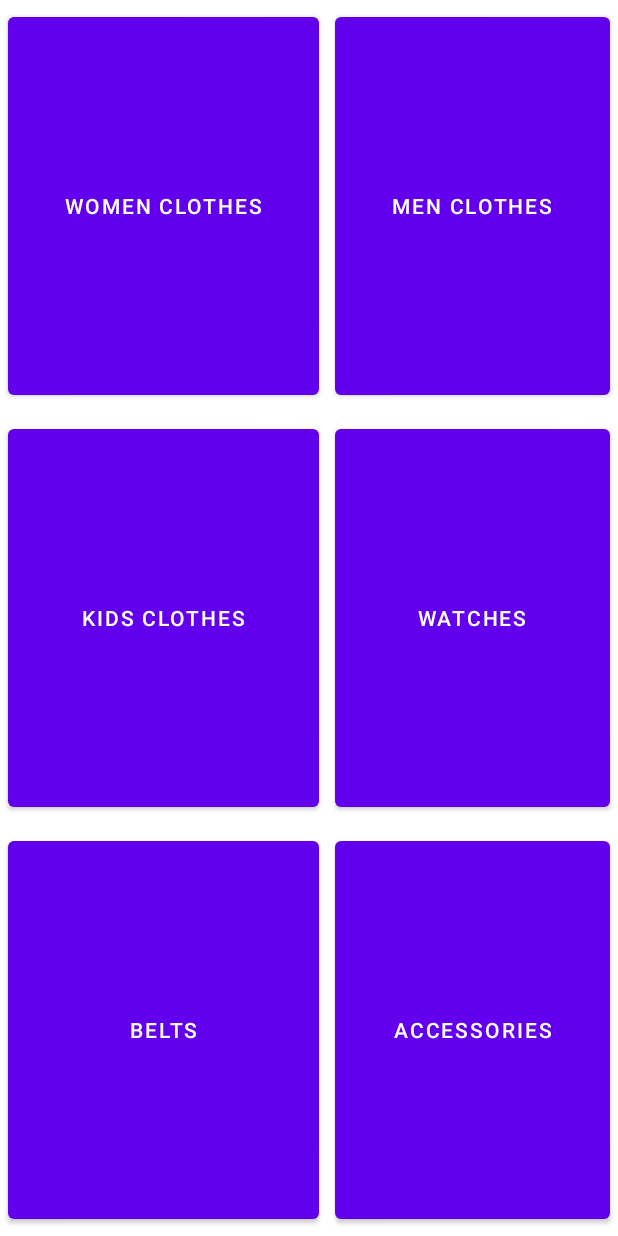
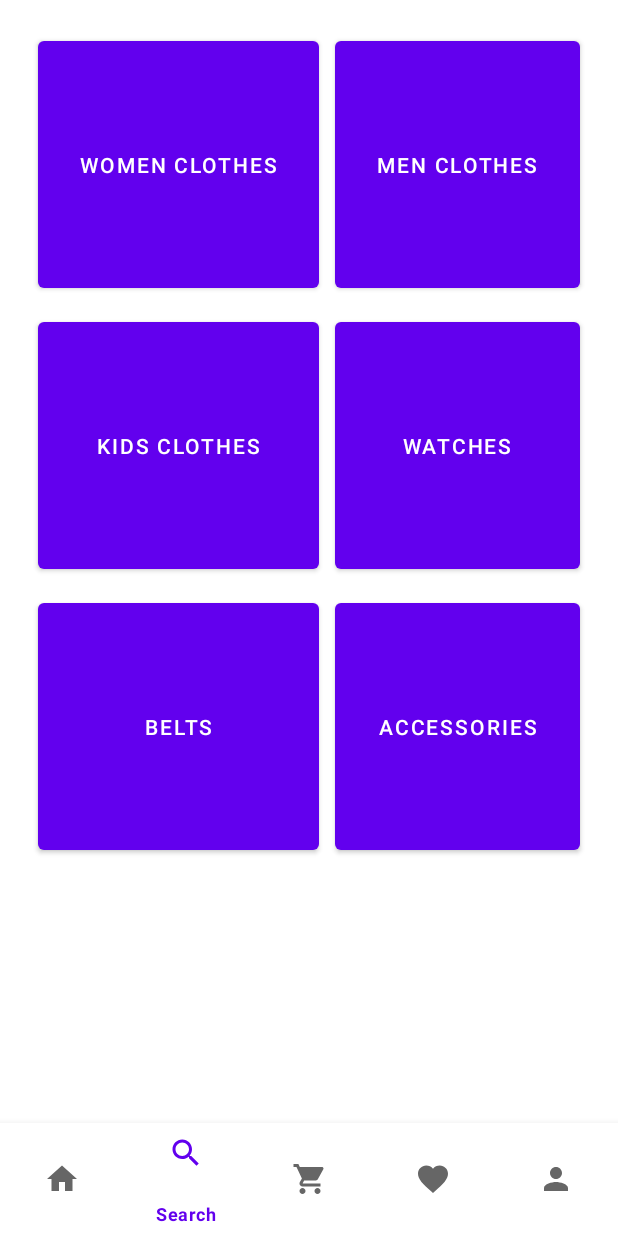
Before and after one commit to Android-SSD-Coders/thrifty, an Android app: the Categories screen opened directly, with no data from a screen before it, on a phone screen of 412 x 824 dp. Run offline under Robolectric (Android 15) with nearby library versions, the phone set to English and light mode, and no system bars.

Commit message:
tuesday latest + some enhancements

```diff
--- a/app/src/main/java/com/example/thrifty/Categories.java
+++ b/app/src/main/java/com/example/thrifty/Categories.java
@@ -1,19 +1,35 @@
 package com.example.thrifty;
 
 import androidx.appcompat.app.AppCompatActivity;
+import androidx.recyclerview.widget.RecyclerView;
 
 import android.content.Intent;
 import android.os.Bundle;
 import android.widget.Button;
+import android.widget.EditText;
+import android.widget.ImageView;
+import android.widget.Toolbar;
+
+import com.google.android.material.bottomnavigation.BottomNavigationItemView;
+import com.google.android.material.bottomnavigation.BottomNavigationView;
 
 public class Categories extends AppCompatActivity {
 
     Button btnWomen, btnMen, btnKids, btnWatches, btnBelts, btnAccessories;
 
+    private Toolbar toolbar;
+    private EditText searchBar;
+    private ImageView btnSearch;
+    private BottomNavigationView bottomNavigationView;
+    private RecyclerView recyclerView;
+
     @Override
     protected void onCreate(Bundle savedInstanceState) {
         super.onCreate(savedInstanceState);
         setContentView(R.layout.activity_categories);
+
+        initViews();
+        bottomNav();
 
         btnWomen = findViewById(R.id.btnWomen);
         btnMen = findViewById(R.id.btnMen);
@@ -48,4 +64,41 @@ public class Categories extends AppCompatActivity {
         });
 
     }
+    public void bottomNav(){
+        BottomNavigationView bottomNavigationView = findViewById(R.id.bottomNavigationView);
+        bottomNavigationView.setSelectedItemId(R.id.search);
+        BottomNavigationItemView homeNav = findViewById(R.id.homeNav);
+        BottomNavigationItemView search = findViewById(R.id.search);
+        BottomNavigationItemView profile = findViewById(R.id.profile);
+//        BottomNavigationItemView cart = findViewById(R.id.cart);
+//        BottomNavigationItemView wishlist = findViewById(R.id.wishlist);
+
+        search.setOnClickListener(view -> {
+            Intent intent = new Intent(getApplicationContext(), Categories.class);
+            intent.setFlags(Intent.FLAG_ACTIVITY_CLEAR_TASK| Intent.FLAG_ACTIVITY_NEW_TASK);
+            startActivity(intent);
+        });
+
+        homeNav.setOnClickListener(view -> {
+            Intent intent = new Intent(getApplicationContext(), MainActivity.class);
+            intent.setFlags(Intent.FLAG_ACTIVITY_CLEAR_TASK| Intent.FLAG_ACTIVITY_NEW_TASK);
+            startActivity(intent);
+        });
+
+        profile.setOnClickListener(view -> {
+            Intent intent = new Intent(getApplicationContext(), Profile.class);
+            intent.setFlags(Intent.FLAG_ACTIVITY_CLEAR_TASK| Intent.FLAG_ACTIVITY_NEW_TASK);
+            startActivity(intent);
+        });
+
+    }
+
+    private void initViews() {
+        toolbar = findViewById(R.id.toolbar);
+        searchBar = findViewById(R.id.searchBox);
+        btnSearch = findViewById(R.id.btnSearch);
+        bottomNavigationView = findViewById(R.id.bottomNavigationView);
+        recyclerView = findViewById(R.id.recViewSearchResults);
+    }
+
 }
--- a/app/src/main/java/com/example/thrifty/Profile.java
+++ b/app/src/main/java/com/example/thrifty/Profile.java
@@ -91,7 +91,7 @@ public class Profile extends AppCompatActivity {
 //        BottomNavigationItemView profile = findViewById(R.id.profile);
 
         search.setOnClickListener(view -> {
-            Intent intent = new Intent(getApplicationContext(), SearchActivity.class);
+            Intent intent = new Intent(getApplicationContext(), Categories.class);
             intent.setFlags(Intent.FLAG_ACTIVITY_CLEAR_TASK| Intent.FLAG_ACTIVITY_NEW_TASK);
             startActivity(intent);
         });
--- a/app/src/main/java/com/example/thrifty/adapters/AccessoriesAdapter.java
+++ b/app/src/main/java/com/example/thrifty/adapters/AccessoriesAdapter.java
@@ -12,6 +12,7 @@ import androidx.recyclerview.widget.RecyclerView;
 import com.amplifyframework.datastore.generated.model.Product;
 import com.example.thrifty.Accessories;
 import com.example.thrifty.MainActivity;
+import com.example.thrifty.ProductView;
 import com.example.thrifty.R;
 
 import java.util.List;
@@ -32,16 +33,19 @@ public class AccessoriesAdapter extends RecyclerView.Adapter<AccessoriesAdapter.
         holder.product = products.get(position);
         TextView title = holder.itemView.findViewById(R.id.titlefrag1);
         TextView category = holder.itemView.findViewById(R.id.categoryfrag);
+        TextView price = holder.itemView.findViewById(R.id.price);
 
         title.setText(holder.product.getTitle());
         category.setText(holder.product.getCategoryId());
+        price.setText(holder.product.getPrice());
 
         holder.itemView.setOnClickListener(new View.OnClickListener() {
             @Override
             public void onClick(View view) {
-                Intent goToDetails = new Intent(view.getContext(), MainActivity.class);
+                Intent goToDetails = new Intent(view.getContext(), ProductView.class);
                 goToDetails.putExtra("Title",products.get(position).getTitle());
                 goToDetails.putExtra("category",products.get(position).getCategoryId());
+                goToDetails.putExtra("price", products.get(position).getPrice());
 
                 view.getContext().startActivity(goToDetails);
             }
--- a/app/src/main/java/com/example/thrifty/adapters/BeltsAdapter.java
+++ b/app/src/main/java/com/example/thrifty/adapters/BeltsAdapter.java
@@ -12,6 +12,7 @@ import androidx.recyclerview.widget.RecyclerView;
 import com.amplifyframework.datastore.generated.model.Product;
 import com.example.thrifty.Belts;
 import com.example.thrifty.MainActivity;
+import com.example.thrifty.ProductView;
 import com.example.thrifty.R;
 
 import java.util.List;
@@ -32,16 +33,19 @@ public class BeltsAdapter extends RecyclerView.Adapter<BeltsAdapter.CategorizedP
         holder.product = products.get(position);
         TextView title = holder.itemView.findViewById(R.id.titlefrag1);
         TextView category = holder.itemView.findViewById(R.id.categoryfrag);
+        TextView price = holder.itemView.findViewById(R.id.price);
 
         title.setText(holder.product.getTitle());
         category.setText(holder.product.getCategoryId());
+        price.setText(holder.product.getPrice());
 
         holder.itemView.setOnClickListener(new View.OnClickListener() {
             @Override
             public void onClick(View view) {
-                Intent goToDetails = new Intent(view.getContext(), MainActivity.class);
+                Intent goToDetails = new Intent(view.getContext(), ProductView.class);
                 goToDetails.putExtra("Title",products.get(position).getTitle());
                 goToDetails.putExtra("category",products.get(position).getCategoryId());
+                goToDetails.putExtra("price", products.get(position).getPrice());
 
                 view.getContext().startActivity(goToDetails);
             }
--- a/app/src/main/java/com/example/thrifty/adapters/KidsClothesAdapter.java
+++ b/app/src/main/java/com/example/thrifty/adapters/KidsClothesAdapter.java
@@ -12,6 +12,7 @@ import androidx.recyclerview.widget.RecyclerView;
 import com.amplifyframework.datastore.generated.model.Product;
 import com.example.thrifty.KidsClothes;
 import com.example.thrifty.MainActivity;
+import com.example.thrifty.ProductView;
 import com.example.thrifty.R;
 
 import java.util.List;
@@ -32,16 +33,19 @@ public class KidsClothesAdapter extends RecyclerView.Adapter<KidsClothesAdapter.
         holder.product = products.get(position);
         TextView title = holder.itemView.findViewById(R.id.titlefrag1);
         TextView category = holder.itemView.findViewById(R.id.categoryfrag);
+        TextView price = holder.itemView.findViewById(R.id.price);
 
         title.setText(holder.product.getTitle());
         category.setText(holder.product.getCategoryId());
+        price.setText(holder.product.getPrice());
 
         holder.itemView.setOnClickListener(new View.OnClickListener() {
             @Override
             public void onClick(View view) {
-                Intent goToDetails = new Intent(view.getContext(), MainActivity.class);
+                Intent goToDetails = new Intent(view.getContext(), ProductView.class);
                 goToDetails.putExtra("Title",products.get(position).getTitle());
                 goToDetails.putExtra("category",products.get(position).getCategoryId());
+                goToDetails.putExtra("price", products.get(position).getPrice());
 
                 view.getContext().startActivity(goToDetails);
             }
--- a/app/src/main/java/com/example/thrifty/adapters/MenClothesAdapter.java
+++ b/app/src/main/java/com/example/thrifty/adapters/MenClothesAdapter.java
@@ -12,6 +12,7 @@ import androidx.recyclerview.widget.RecyclerView;
 import com.amplifyframework.datastore.generated.model.Product;
 import com.example.thrifty.MainActivity;
 import com.example.thrifty.MenClothes;
+import com.example.thrifty.ProductView;
 import com.example.thrifty.R;
 
 import java.util.List;
@@ -32,16 +33,19 @@ public class MenClothesAdapter extends RecyclerView.Adapter<MenClothesAdapter.Ca
         holder.product = products.get(position);
         TextView title = holder.itemView.findViewById(R.id.titlefrag1);
         TextView category = holder.itemView.findViewById(R.id.categoryfrag);
+        TextView price = holder.itemView.findViewById(R.id.price);
 
         title.setText(holder.product.getTitle());
         category.setText(holder.product.getCategoryId());
+        price.setText(holder.product.getPrice());
 
         holder.itemView.setOnClickListener(new View.OnClickListener() {
             @Override
             public void onClick(View view) {
-                Intent goToDetails = new Intent(view.getContext(), MainActivity.class);
+                Intent goToDetails = new Intent(view.getContext(), ProductView.class);
                 goToDetails.putExtra("Title",products.get(position).getTitle());
                 goToDetails.putExtra("category",products.get(position).getCategoryId());
+                goToDetails.putExtra("price", products.get(position).getPrice());
 
                 view.getContext().startActivity(goToDetails);
             }
--- a/app/src/main/java/com/example/thrifty/adapters/WatchesAdapter.java
+++ b/app/src/main/java/com/example/thrifty/adapters/WatchesAdapter.java
@@ -11,6 +11,7 @@ import androidx.recyclerview.widget.RecyclerView;
 
 import com.amplifyframework.datastore.generated.model.Product;
 import com.example.thrifty.MainActivity;
+import com.example.thrifty.ProductView;
 import com.example.thrifty.R;
 import com.example.thrifty.Watches;
 
@@ -32,16 +33,19 @@ public class WatchesAdapter extends RecyclerView.Adapter<WatchesAdapter.Categori
         holder.product = products.get(position);
         TextView title = holder.itemView.findViewById(R.id.titlefrag1);
         TextView category = holder.itemView.findViewById(R.id.categoryfrag);
+        TextView price = holder.itemView.findViewById(R.id.price);
 
         title.setText(holder.product.getTitle());
         category.setText(holder.product.getCategoryId());
+        price.setText(holder.product.getPrice());
 
         holder.itemView.setOnClickListener(new View.OnClickListener() {
             @Override
             public void onClick(View view) {
-                Intent goToDetails = new Intent(view.getContext(), MainActivity.class);
+                Intent goToDetails = new Intent(view.getContext(), ProductView.class);
                 goToDetails.putExtra("Title",products.get(position).getTitle());
                 goToDetails.putExtra("category",products.get(position).getCategoryId());
+                goToDetails.putExtra("price", products.get(position).getPrice());
 
                 view.getContext().startActivity(goToDetails);
             }
--- a/app/src/main/java/com/example/thrifty/adapters/WomenClothesAdapter.java
+++ b/app/src/main/java/com/example/thrifty/adapters/WomenClothesAdapter.java
@@ -11,6 +11,7 @@ import androidx.recyclerview.widget.RecyclerView;
 import com.amplifyframework.datastore.generated.model.Product;
 import java.util.List;
 import com.example.thrifty.MainActivity;
+import com.example.thrifty.ProductView;
 import com.example.thrifty.R;
 import com.example.thrifty.WomenClothes;
 
@@ -30,16 +31,19 @@ public class WomenClothesAdapter extends RecyclerView.Adapter<WomenClothesAdapte
         holder.product = products.get(position);
         TextView title = holder.itemView.findViewById(R.id.titlefrag1);
         TextView category = holder.itemView.findViewById(R.id.categoryfrag);
+        TextView price = holder.itemView.findViewById(R.id.price);
 
         title.setText(holder.product.getTitle());
         category.setText(holder.product.getCategoryId());
+        price.setText(holder.product.getPrice());
 
         holder.itemView.setOnClickListener(new View.OnClickListener() {
             @Override
             public void onClick(View view) {
-                Intent goToDetails = new Intent(view.getContext(), MainActivity.class);
+                Intent goToDetails = new Intent(view.getContext(), ProductView.class);
                 goToDetails.putExtra("Title",products.get(position).getTitle());
                 goToDetails.putExtra("category",products.get(position).getCategoryId());
+                goToDetails.putExtra("price", products.get(position).getPrice());
 
                 view.getContext().startActivity(goToDetails);
             }
--- a/app/src/main/res/layout/activity_categories.xml
+++ b/app/src/main/res/layout/activity_categories.xml
@@ -8,75 +8,96 @@
     tools:context=".Categories">
 
     <GridLayout
-        android:layout_width="match_parent"
-        android:layout_height="match_parent">
+        android:id="@+id/gridLayout"
+        android:layout_width="372dp"
+        android:layout_height="562dp"
+        android:layout_marginTop="16dp"
+        app:layout_constraintEnd_toEndOf="parent"
+        app:layout_constraintStart_toStartOf="parent"
+        app:layout_constraintTop_toTopOf="parent">
 
         <Button
             android:id="@+id/btnWomen"
             android:layout_width="wrap_content"
             android:layout_height="wrap_content"
-            android:layout_margin="5dp"
             android:layout_row="0"
             android:layout_rowWeight="1"
             android:layout_column="0"
             android:layout_columnWeight="1"
             android:layout_gravity="fill"
+            android:layout_margin="5dp"
             android:text="Women Clothes" />
+
         <Button
             android:id="@+id/btnMen"
             android:layout_width="wrap_content"
             android:layout_height="wrap_content"
-            android:layout_margin="5dp"
             android:layout_row="0"
             android:layout_rowWeight="1"
             android:layout_column="1"
             android:layout_columnWeight="1"
             android:layout_gravity="fill"
+            android:layout_margin="5dp"
             android:text="Men Clothes" />
+
         <Button
             android:id="@+id/btnKids"
             android:layout_width="wrap_content"
             android:layout_height="wrap_content"
-            android:layout_margin="5dp"
             android:layout_row="1"
             android:layout_rowWeight="1"
             android:layout_column="0"
             android:layout_columnWeight="1"
             android:layout_gravity="fill"
+            android:layout_margin="5dp"
             android:text="Kids Clothes" />
+
         <Button
             android:id="@+id/btnWatches"
             android:layout_width="wrap_content"
             android:layout_height="wrap_content"
-            android:layout_margin="5dp"
             android:layout_row="1"
             android:layout_rowWeight="1"
             android:layout_column="1"
             android:layout_columnWeight="1"
             android:layout_gravity="fill"
+            android:layout_margin="5dp"
             android:text="Watches" />
+
         <Button
             android:id="@+id/btnBelts"
             android:layout_width="wrap_content"
             android:layout_height="wrap_content"
-            android:layout_margin="5dp"
             android:layout_row="2"
             android:layout_rowWeight="1"
             android:layout_column="0"
             android:layout_columnWeight="1"
             android:layout_gravity="fill"
+            android:layout_margin="5dp"
             android:text="Belts" />
+
         <Button
             android:id="@+id/btnAccessories"
             android:layout_width="wrap_content"
             android:layout_height="wrap_content"
-            android:layout_margin="5dp"
             android:layout_row="2"
             android:layout_rowWeight="1"
             android:layout_column="1"
             android:layout_columnWeight="1"
             android:layout_gravity="fill"
+            android:layout_margin="5dp"
             android:text="Accessories" />
     </GridLayout>
 
+    <com.google.android.material.bottomnavigation.BottomNavigationView
+        android:id="@+id/bottomNavigationView"
+        android:layout_width="match_parent"
+        android:layout_height="75dp"
+        android:layout_alignParentBottom="true"
+        android:foregroundGravity="bottom"
+        app:layout_constraintBottom_toBottomOf="parent"
+        app:menu="@menu/bottom_nav_menu"
+        tools:ignore="MissingConstraints" />
+
+
 </androidx.constraintlayout.widget.ConstraintLayout>
```
Also changed, not shown: app/src/main/java/com/example/thrifty/MainActivity.java (+113 -68 lines), app/src/main/res/layout/activity_profile.xml (+18 -8 lines).
